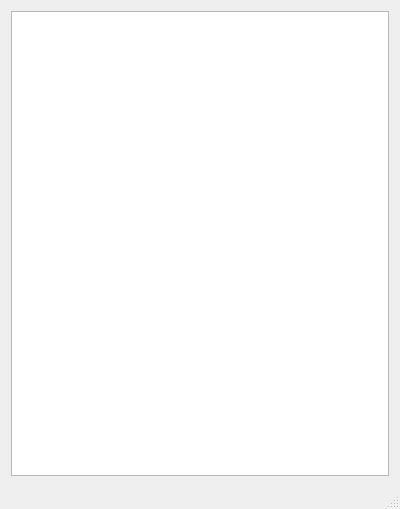
This is source/MainWindow.ui in StarWarsCCG/HumanCyborgRelations as Qt 5 draws it before an edit. The edited form follows.
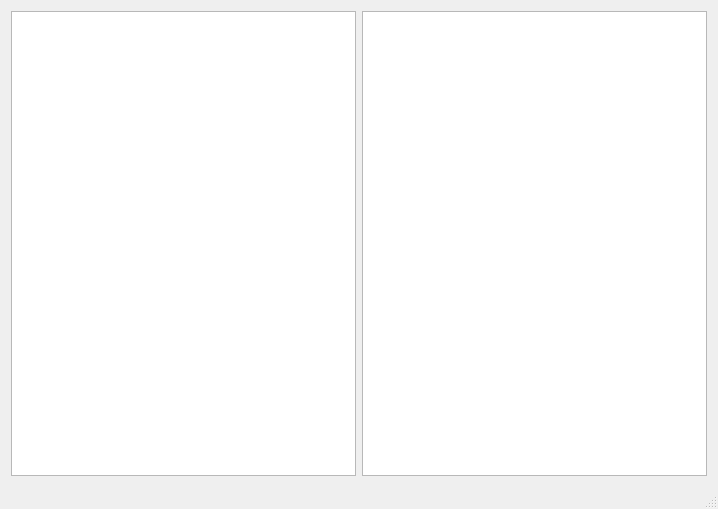
This is the edited form.

Commit message: Basic card selection UI.

The edit to the form file:
```diff
--- a/source/MainWindow.ui
+++ b/source/MainWindow.ui
@@ -6,7 +6,7 @@
    <rect>
     <x>0</x>
     <y>0</y>
-    <width>400</width>
+    <width>718</width>
     <height>509</height>
    </rect>
   </property>
@@ -14,10 +14,13 @@
    <string>Human Cyborg Relations 1.0</string>
   </property>
   <widget class="QWidget" name="centralWidget">
-   <layout class="QVBoxLayout" name="verticalLayout">
+   <layout class="QHBoxLayout" name="horizontalLayout">
     <item>
      <widget class="QListWidget" name="cardListWidget"/>
     </item>
+    <item>
+     <widget class="QTextEdit" name="cardTextEdit"/>
+    </item>
    </layout>
   </widget>
   <widget class="QMenuBar" name="menuBar">
```
Left out of the diff: 2 changed lines with no effect on the pictures. The commit also changes 3 other files.
